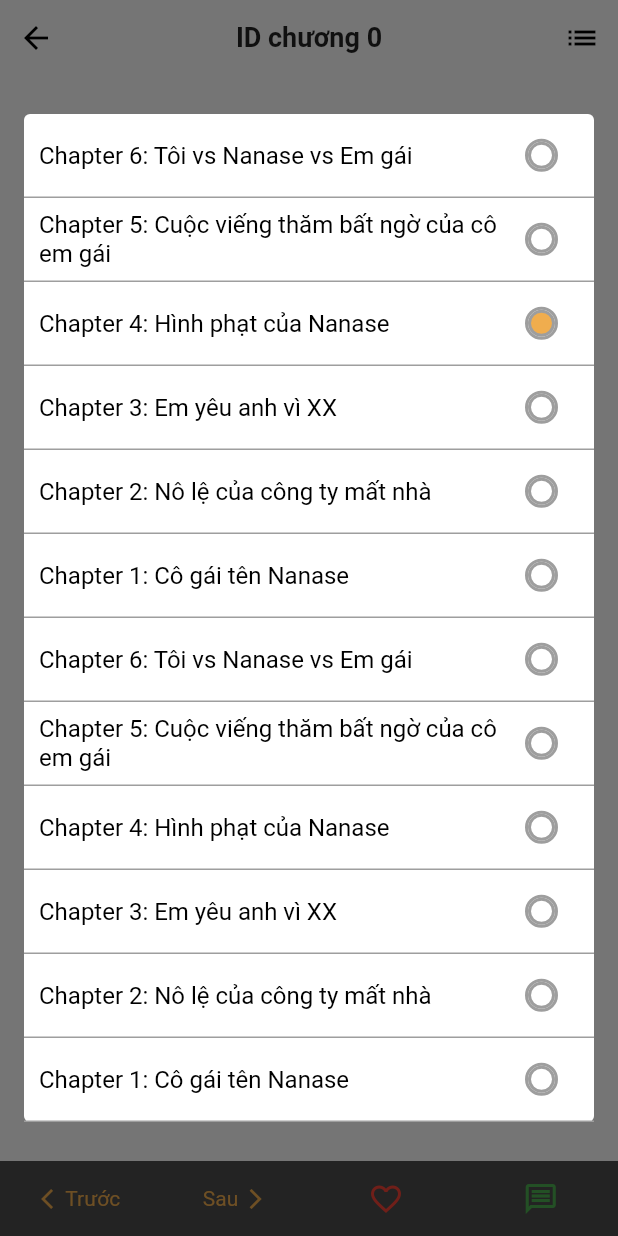
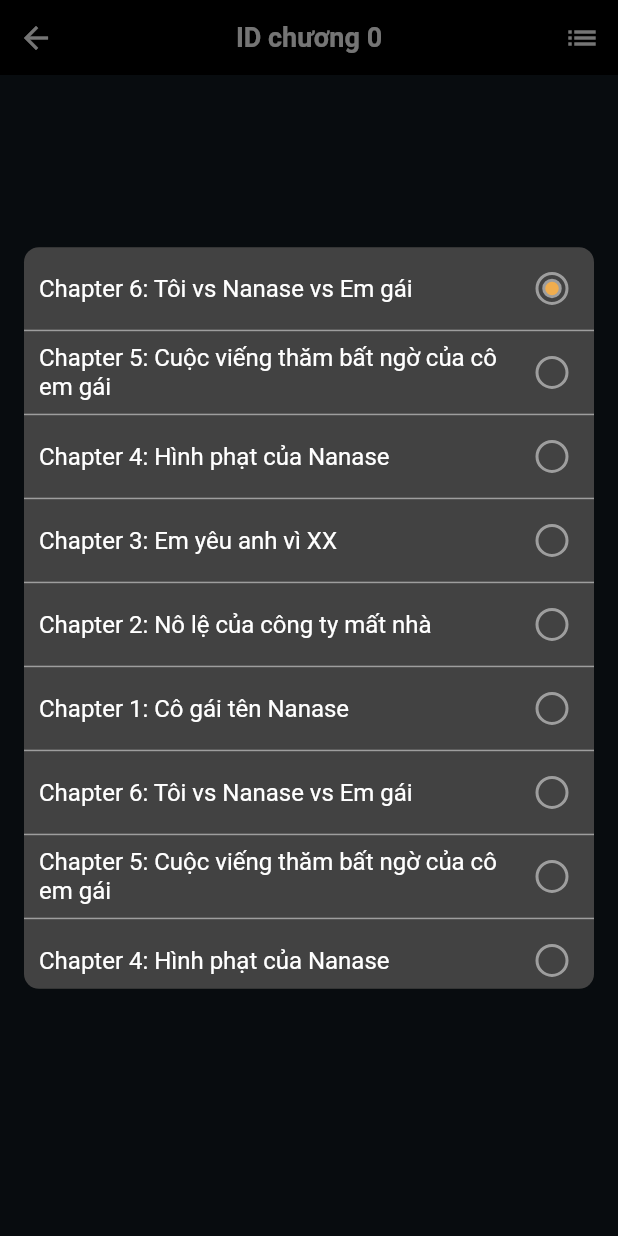
Before and after one commit to nguyenhuutu270402/flutter_comic-reading, a Flutter app: the ChiTietChuongPage screen opened directly with empty values, after a tap on the "list" icon, on a phone screen of 412 x 824 dp. Run offline on Flutter 3.47's test engine with Material 2 defaults, Android fonts, the phone set to English and light mode, and no system bars; our stand-ins replace flutter_rating_bar, google_nav_bar, sliding_sheet; network calls fail.

Commit message:
update 11

```diff
--- a/lib/common/extension/custom_theme_extension.dart
+++ b/lib/common/extension/custom_theme_extension.dart
@@ -26,7 +26,7 @@
     langBtnHighLightBgColor: Color(0XFF09141A),
     greyBackground: Color.fromARGB(255, 71, 93, 105),
     authAppbarTextColor: Colors.white,
-    backgroundColorBottomSheet: Color(0XFF202C33),
+    backgroundColorBottomSheet: Color(0XFF424242),
   );
   final Color? blackOrWhite;
   final Color? whiteOrBlack;
--- a/lib/main.dart
+++ b/lib/main.dart
@@ -10,16 +10,18 @@
 
 class MyApp extends StatelessWidget {
   const MyApp({super.key});
-  // static const isDarkTheme = true;
-  static const isDarkTheme = false;
+  static const isDarkTheme = true;
+  // static const isDarkTheme = false;
 
   // This widget is the root of your application.
   @override
   Widget build(BuildContext context) {
     // Set status bar color to red
-    SystemChrome.setSystemUIOverlayStyle(SystemUiOverlayStyle(
-      statusBarColor: Colors.grey,
-    ));
+    SystemChrome.setSystemUIOverlayStyle(
+      SystemUiOverlayStyle(
+        statusBarColor: Colors.grey,
+      ),
+    );
     return MaterialApp(
       debugShowCheckedModeBanner: false,
       title: 'Comic Reading',
--- a/lib/screens/chi_tiet_chuong_page.dart
+++ b/lib/screens/chi_tiet_chuong_page.dart
@@ -1,9 +1,15 @@
+import 'dart:async';
+
 import 'package:comic_reading/common/extension/custom_theme_extension.dart';
 import 'package:comic_reading/common/utils/app_colors.dart';
+import 'package:comic_reading/widgets/comment_sliding_sheet_widget.dart';
 import 'package:flutter/material.dart';
+import 'package:flutter/rendering.dart';
+import 'package:flutter/services.dart';
 import 'package:flutter/src/widgets/framework.dart';
 import 'package:flutter/src/widgets/placeholder.dart';
 import 'package:flutter_rating_bar/flutter_rating_bar.dart';
+import 'package:sliding_sheet/sliding_sheet.dart';
 
 class ChiTietChuongPage extends StatefulWidget {
   const ChiTietChuongPage({super.key, required this.id, required this.index});
@@ -15,6 +21,10 @@
 }
 
 class _ChiTietChuongPageState extends State<ChiTietChuongPage> {
+  late final ScrollController _scrollController;
+  bool _showBoxPosition = false;
+  Timer? _timer;
+
   List<Map<String, dynamic>> listImage = [
     {
       "id": 296,
@@ -417,6 +427,42 @@
   ];
 
   @override
+  void initState() {
+    super.initState();
+    _scrollController = ScrollController();
+    _scrollController.addListener(_scrollListener);
+  }
+
+  @override
+  void dispose() {
+    _scrollController.removeListener(_scrollListener);
+    _scrollController.dispose();
+    super.dispose();
+  }
+
+  void _scrollListener() {
+    if (_scrollController.position.userScrollDirection ==
+        ScrollDirection.forward) {
+      _timer?.cancel(); // Hủy bỏ đối tượng Timer hiện tại (nếu có)
+      _timer = Timer(Duration(milliseconds: 1000), () {
+        _showBoxPosition = true;
+        setState(() {});
+        print('Cuộn lên');
+        SystemChrome.setEnabledSystemUIMode(SystemUiMode.edgeToEdge);
+      });
+    } else if (_scrollController.position.userScrollDirection ==
+        ScrollDirection.reverse) {
+      _timer?.cancel(); // Hủy bỏ đối tượng Timer hiện tại (nếu có)
+      _timer = Timer(Duration(milliseconds: 1000), () {
+        _showBoxPosition = false;
+        setState(() {});
+        print('Cuộn xuống');
+        SystemChrome.setEnabledSystemUIMode(SystemUiMode.immersive);
+      });
+    }
+  }
+
+  @override
   Widget build(BuildContext context) {
     double screenWidth = MediaQuery.of(context).size.width;
     double screenHeight = MediaQuery.of(context).size.height;
@@ -427,6 +473,7 @@
         child: Stack(
           children: [
             SingleChildScrollView(
+              controller: _scrollController,
               child: Column(
                 children: [
                   Container(
@@ -453,7 +500,15 @@
                         ),
                         IconButton(
                           onPressed: () {
-                            print('tap');
+                            showDialog(
+                              context: context,
+                              builder: (BuildContext context) {
+                                return DialogListChuong(
+                                  listChuong: listChuong,
+                                  index: widget.index,
+                                );
+                              },
+                            );
                           },
                           splashColor: Colors.black,
                           splashRadius: 22,
@@ -475,6 +530,7 @@
                 ],
               ),
             ),
+            if (_showBoxPosition)
               Positioned(
                 child: Container(
                   height: screenHeight,
@@ -508,14 +564,16 @@
                                   context: context,
                                   builder: (BuildContext context) {
                                     return DialogListChuong(
-                                      listChuong: listChuong);
+                                      listChuong: listChuong,
+                                      index: widget.index,
+                                    );
                                   },
                                 );
                               },
                               splashColor: Colors.black,
                               splashRadius: 22,
-                            icon:
-                                Icon(Icons.list, color: myColors.blackOrWhite),
+                              icon: Icon(Icons.list,
+                                  color: myColors.blackOrWhite),
                             ),
                           ],
                         ),
@@ -582,7 +640,7 @@
                               ),
                               IconButton(
                                 onPressed: () {
-                                print('tap comment');
+                                  showMySlidingSheet(context, listImage);
                                 },
                                 splashColor: Colors.black,
                                 splashRadius: 22,
@@ -604,15 +662,34 @@
   }
 }
 
+// Widget buildSheet(BuildContext context, SheetState state) {
+//   return Material(
+//     child: Container(
+//       padding: EdgeInsets.all(10),
+//       decoration: BoxDecoration(
+//         borderRadius: BorderRadius.circular(30),
+//       ),
+//       child: Column(
+//         children: [
+//           Container(
+//             height: 30,
+//             color: Colors.red,
+//           ),
+//         ],
+//       ),
+//     ),
+//   );
+// }
+
 class DialogListChuong extends StatefulWidget {
   const DialogListChuong({
     Key? key,
     required this.listChuong,
-    this.index,
+    required this.index,
   }) : super(key: key);
 
   final listChuong;
-  final index;
+  final int index;
 
   @override
   _DialogListChuongState createState() => _DialogListChuongState();
@@ -627,7 +704,7 @@
     _scrollController = ScrollController();
     WidgetsBinding.instance.addPostFrameCallback((_) {
       _scrollController.animateTo(
-        1 * 56, // Kích thước của mỗi item trong ListView
+        widget.index * 56, // Kích thước của mỗi item trong ListView
         duration: Duration(milliseconds: 500),
         curve: Curves.easeInOut,
       );
@@ -643,7 +720,8 @@
   @override
   Widget build(BuildContext context) {
     final myColors = Theme.of(context).extension<CustomThemeExtension>()!;
-
+    double screenWidth = MediaQuery.of(context).size.width;
+    double screenHeight = MediaQuery.of(context).size.height;
     return Dialog(
       shape: RoundedRectangleBorder(
         borderRadius: BorderRadius.circular(16.0),
@@ -652,8 +730,9 @@
       backgroundColor: Colors.transparent,
       insetPadding: EdgeInsets.all(16),
       child: Container(
+        constraints: BoxConstraints(maxHeight: screenHeight * 0.6),
         decoration: BoxDecoration(
-          borderRadius: BorderRadius.circular(4.0),
+          borderRadius: BorderRadius.circular(10.0),
           color: myColors.backgroundColorBottomSheet,
         ),
         child: ListView.builder(
@@ -688,6 +767,7 @@
                   Expanded(
                     flex: 1,
                     child: Stack(
+                      alignment: Alignment.center,
                       children: [
                         Container(
                           width: 22,
@@ -696,16 +776,20 @@
                             borderRadius: BorderRadius.circular(20),
                             border: Border.all(color: Colors.grey, width: 2),
                           ),
-                          child: Container(
-                            width: 16,
-                            height: 16,
+                        ),
+                        Container(
+                          width: 13,
+                          height: 13,
                           decoration: BoxDecoration(
-                              color: index == 2
+                            color: index == widget.index
                                 ? AppColors.ogrange
                                 : Colors.transparent,
                             borderRadius: BorderRadius.circular(20),
-                              border: Border.all(color: Colors.grey, width: 2),
-                            ),
+                            border: Border.all(
+                                color: index == widget.index
+                                    ? Colors.grey
+                                    : Colors.transparent,
+                                width: 2),
                           ),
                         ),
                       ],
--- a/pubspec.yaml
+++ b/pubspec.yaml
@@ -37,6 +37,7 @@
   cupertino_icons: ^1.0.2
   google_nav_bar: ^5.0.6
   flutter_rating_bar: ^4.0.1
+  sliding_sheet: ^0.5.2
 
 dev_dependencies:
   flutter_test:
```
Also changed, not shown: lib/widgets/comment_sliding_sheet_widget.dart (added, +34 -0 lines), pubspec.lock. Lines whose indentation alone changed are shown as unchanged.
